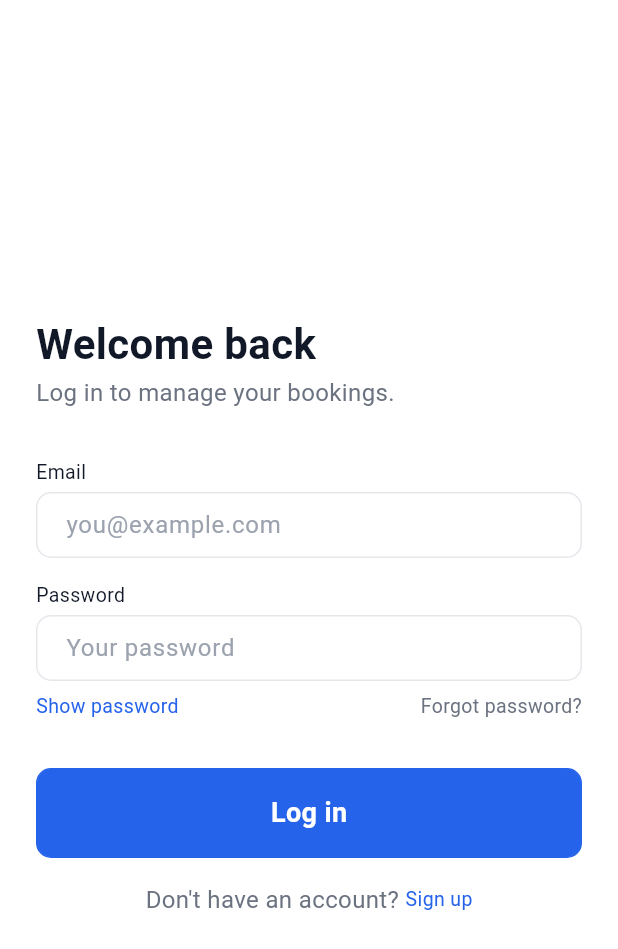
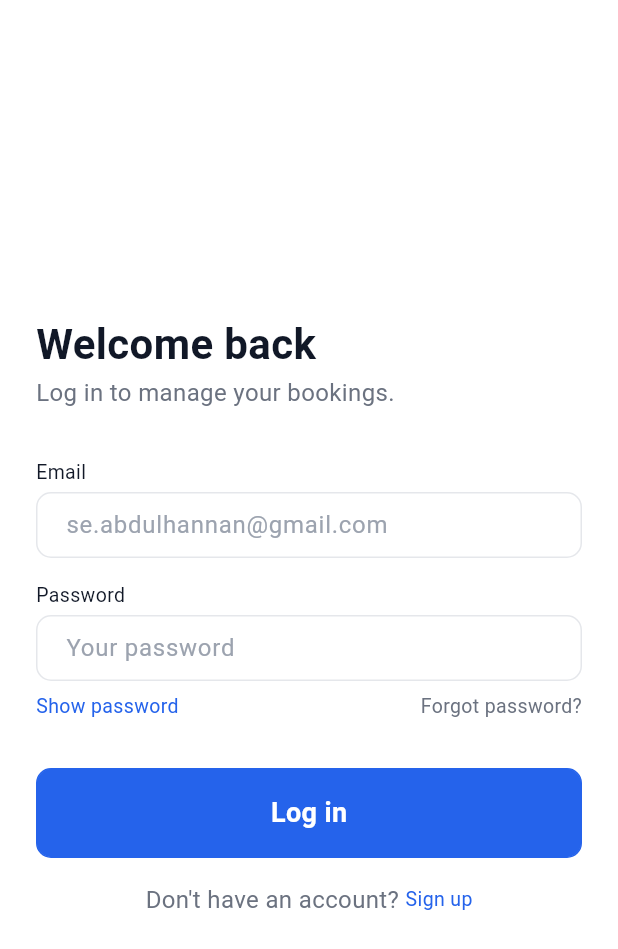
Before and after one commit to AbdulHannnan/MC-Flutter-Application, a Flutter app: the screen it shows after launch, on a phone screen of 412 x 824 dp. Shown: the top 949 px of the screen. Run offline on Flutter 3.47's test engine with Material 3 defaults, Android fonts, the phone set to English and light mode, and no system bars; our stand-ins replace dio, flutter_riverpod, go_router, shared_preferences.

Commit message:
Login and Signup Placeholders are updated

```diff
--- a/lib/src/features/auth/screens/forgot_password_screen.dart
+++ b/lib/src/features/auth/screens/forgot_password_screen.dart
@@ -92,7 +92,7 @@ class _ForgotPasswordScreenState extends ConsumerState<ForgotPasswordScreen> {
 
         AppTextField(
           label: 'Email',
-          hintText: 'you@example.com',
+          hintText: 'se.abdulhannan@gmail.com',
           controller: _email,
           errorText: _errors.email,
           keyboardType: TextInputType.emailAddress,
--- a/lib/src/features/auth/screens/login_screen.dart
+++ b/lib/src/features/auth/screens/login_screen.dart
@@ -85,7 +85,7 @@ class _LoginScreenState extends ConsumerState<LoginScreen> {
 
         AppTextField(
           label: 'Email',
-          hintText: 'you@example.com',
+          hintText: 'se.abdulhannan@gmail.com',
           controller: _email,
           errorText: _errors.email,
           keyboardType: TextInputType.emailAddress,
--- a/lib/src/features/auth/screens/sign_up_screen.dart
+++ b/lib/src/features/auth/screens/sign_up_screen.dart
@@ -96,7 +96,7 @@ class _SignUpScreenState extends ConsumerState<SignUpScreen> {
 
         AppTextField(
           label: 'Full name',
-          hintText: 'Jane Doe',
+          hintText: 'Abdul Hannan',
           controller: _fullName,
           errorText: _errors.fullName,
           textCapitalization: TextCapitalization.words,
@@ -105,7 +105,7 @@ class _SignUpScreenState extends ConsumerState<SignUpScreen> {
         const SizedBox(height: AppSpacing.md),
         AppTextField(
           label: 'Email',
-          hintText: 'you@example.com',
+          hintText: 'se.abdulhannan@gmail.com',
           controller: _email,
           errorText: _errors.email,
           keyboardType: TextInputType.emailAddress,
--- a/lib/src/features/checkout/screens/checkout_screen.dart
+++ b/lib/src/features/checkout/screens/checkout_screen.dart
@@ -135,7 +135,7 @@ class _CheckoutScreenState extends ConsumerState<CheckoutScreen> {
                   const SizedBox(height: AppSpacing.md),
                   AppTextField(
                     label: 'Email',
-                    hintText: 'you@example.com',
+                    hintText: 'se.abdulhannan@gmail.com',
                     controller: _email,
                     keyboardType: TextInputType.emailAddress,
                     textInputAction: TextInputAction.done,
```
